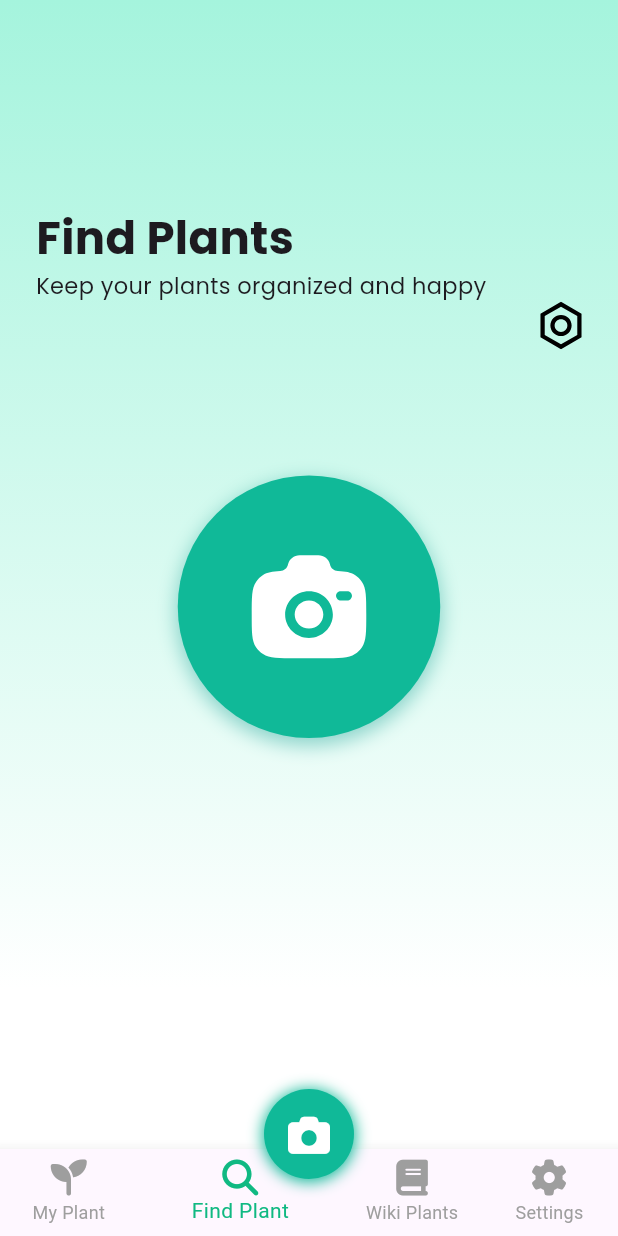
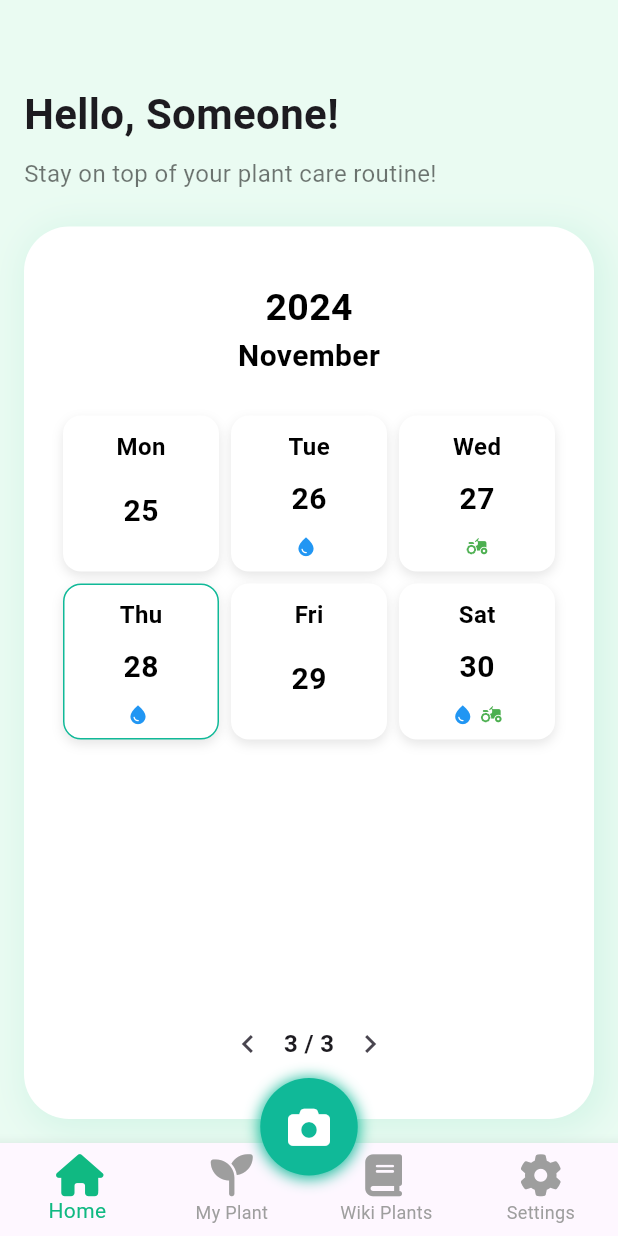
Before and after one commit to TI-3D/rawanaman, a Flutter app: the screen it shows once a user with an empty profile is signed in, on a phone screen of 412 x 824 dp. Run offline on Flutter 3.47's test engine with Material 3 defaults, Android fonts, the phone set to English and light mode, and no system bars; our stand-ins replace camera, cloud_firestore, firebase_auth, firebase_core, flutter_svg, font_awesome_flutter and 4 more; accounts and stored records are empty; generated files the repository leaves out were written again.

Commit message:
penambahan home page dan navbar

```diff
--- a/lib/main.dart
+++ b/lib/main.dart
@@ -12,7 +12,7 @@ import 'package:rawanaman/widgets/card_detail_myplants.dart';
 import 'package:rawanaman/widgets/card_full_sun_care.dart';
 import 'package:rawanaman/widgets/card_lesson_detail.dart';
 import 'package:rawanaman/widgets/card_plant_care_manual.dart';
-import 'package:rawanaman/pages/findplant_page.dart';
+import 'package:rawanaman/pages/home_page.dart';
 import 'package:rawanaman/pages/setting_page.dart';
 import 'package:rawanaman/widgets/card_diagnosa.dart';
 import 'package:rawanaman/widgets/card_scan_resultHealth.dart';
@@ -73,7 +73,7 @@ class MyApp extends StatelessWidget {
               documentId: 'documentId',
             ),
         '/lessonDetail': (context) => CardLessonDetail(),
-        '/find-plant': (context) => FindPlantPage(),
+        '/find-plant': (context) => HomePage(),
         '/cameraPage': (context) => CameraButton(),
         '/scanScreen': (context) => CardScanPict(),
         '/scanResult': (context) => CardResultScan(),
@@ -90,7 +90,7 @@ class MyApp extends StatelessWidget {
 class MainScreen extends StatefulWidget {
   final int initialIndex;
 
-  MainScreen({Key? key, this.initialIndex = 1}) : super(key: key);
+  MainScreen({Key? key, this.initialIndex = 0}) : super(key: key);
   @override
   _MainScreenState createState() => _MainScreenState();
 }
@@ -100,8 +100,8 @@ class _MainScreenState extends State<MainScreen> {
   late int _selectedIndex;
 
   final List<Widget> _pages = [
+    HomePage(),
     MyPlantsPage(),
-    FindPlantPage(),
     WikiPage(),
     SettingPage2(),
   ];
--- a/lib/pages/findplant_page.dart
+++ /dev/null
@@ -1,53 +0,0 @@
-import 'package:flutter/material.dart';
-import 'package:flutter_svg/flutter_svg.dart';
-import 'package:google_fonts/google_fonts.dart';
-import 'package:rawanaman/widgets/card_camerabutton.dart';
-
-class FindPlantPage extends StatelessWidget {
-  static const routeName = '/findplants';
-
-  @override
-  Widget build(BuildContext context) {
-    return Scaffold(
-      body: SingleChildScrollView(
-        child: Container(
-          margin: const EdgeInsets.fromLTRB(24, 72, 24, 20),
-          child: Column(
-            crossAxisAlignment: CrossAxisAlignment.start,
-            children: [
-              SizedBox(height: 65),
-              Text(
-                'Find Plants',
-                style: GoogleFonts.poppins(
-                  textStyle:
-                      TextStyle(fontSize: 30, fontWeight: FontWeight.bold),
-                ),
-              ),
-              Text(
-                'Keep your plants organized and happy',
-                style: GoogleFonts.poppins(
-                  textStyle: TextStyle(fontSize: 15),
-                ),
-              ),
-              Container(
-                child: Row(
-                  mainAxisAlignment: MainAxisAlignment.end,
-                  children: [
-                    GestureDetector(
-                      onTap: () {
-                        Navigator.pushNamed(context, '/settingPage');
-                      },
-                      child: SvgPicture.asset('assets/svgs/setting.svg'),
-                    ),
-                  ],
-                ),
-              ),
-              SizedBox(height: 84),
-              CameraButton()
-            ],
-          ),
-        ),
-      ),
-    );
-  }
-}
--- a/lib/pages/home_page.dart
+++ b/lib/pages/home_page.dart
@@ -0,0 +1,52 @@
+import 'package:flutter/material.dart';
+import 'package:intl/intl.dart';
+import 'package:rawanaman/widgets/card_calender.dart'; // Untuk format tanggal
+
+class HomePage extends StatefulWidget {
+  const HomePage({Key? key}) : super(key: key);
+
+  @override
+  State<HomePage> createState() => _HomePageState();
+}
+
+class _HomePageState extends State<HomePage> {
+  DateTime _focusedDay = DateTime.now(); // Tanggal fokus pada halaman ini
+
+  @override
+  Widget build(BuildContext context) {
+    return Scaffold(
+      backgroundColor:
+          const Color(0xFFEAFBF2), // Warna latar belakang hijau muda
+      body: Padding(
+        padding: const EdgeInsets.all(16.0),
+        child: Column(
+          crossAxisAlignment: CrossAxisAlignment.start,
+          children: [
+            const SizedBox(height: 40), // Padding atas
+            // Header
+            const Text(
+              "Hello, Someone!",
+              style: TextStyle(
+                fontSize: 28,
+                fontWeight: FontWeight.bold,
+              ),
+            ),
+            const SizedBox(height: 8),
+            const Text(
+              "Stay on top of your plant care routine!",
+              style: TextStyle(
+                fontSize: 16,
+                color: Colors.black54,
+              ),
+            ),
+            const SizedBox(height: 24),
+            // Kalender Realtime
+            Expanded(
+              child: CustomCalendar(), // Panggil widget kalender Anda
+            ),
+          ],
+        ),
+      ),
+    );
+  }
+}
--- /dev/null
+++ b/lib/widgets/card_calender.dart
@@ -0,0 +1,323 @@
+import 'package:flutter/material.dart';
+import 'package:intl/intl.dart';
+
+class CustomCalendar extends StatefulWidget {
+  const CustomCalendar({Key? key}) : super(key: key);
+
+  @override
+  State<CustomCalendar> createState() => _CustomCalendarState();
+}
+
+class _CustomCalendarState extends State<CustomCalendar> {
+  DateTime _focusedDay = DateTime.now(); // Tanggal saat ini
+  int _currentPageIndex = 0; // Indeks halaman untuk 12 hari per halaman
+
+  final List<String> _months = [
+    'January',
+    'February',
+    'March',
+    'April',
+    'May',
+    'June',
+    'July',
+    'August',
+    'September',
+    'October',
+    'November',
+    'December'
+  ];
+
+  @override
+  void initState() {
+    super.initState();
+    _setInitialPageIndex();
+  }
+
+  void _setInitialPageIndex() {
+    // Menghitung hari dalam bulan yang sedang aktif
+    DateUtils.getDaysInMonth(_focusedDay.year, _focusedDay.month);
+    final currentDay = _focusedDay.day;
+
+    // Menghitung halaman yang sesuai berdasarkan hari aktif (dengan asumsi 12 hari per halaman)
+    final pageIndex = ((currentDay - 1) / 12).floor();
+    setState(() {
+      _currentPageIndex = pageIndex;
+    });
+  }
+
+  @override
+  Widget build(BuildContext context) {
+    // Nama bulan dan tahun
+    final monthName = DateFormat.MMMM().format(_focusedDay);
+    final year = _focusedDay.year;
+
+    // Daftar hari dalam bulan
+    final daysInMonth =
+        DateUtils.getDaysInMonth(_focusedDay.year, _focusedDay.month);
+    final List<DateTime> days = List.generate(
+      daysInMonth,
+      (index) => DateTime(_focusedDay.year, _focusedDay.month, index + 1),
+    );
+
+    // 12 hari per halaman
+    final totalPages = (days.length / 12).ceil();
+    final startIndex = _currentPageIndex * 12;
+    final endIndex =
+        (startIndex + 12 > days.length) ? days.length : startIndex + 12;
+    final currentPageDays = days.sublist(startIndex, endIndex);
+
+    return Container(
+      decoration: BoxDecoration(
+        color: Colors.white,
+        borderRadius:
+            BorderRadius.circular(30), // Border radius pada container luar
+        boxShadow: [
+          BoxShadow(
+            color: Color(0xff10B982).withOpacity(0.1),
+            blurRadius: 20,
+            offset: const Offset(4, 4),
+            spreadRadius: 3,
+          ),
+        ],
+      ),
+      child: Padding(
+        padding: const EdgeInsets.all(26.0),
+        child: Column(
+          children: [
+            const SizedBox(height: 10),
+            // Header Kalender
+            Column(
+              mainAxisAlignment: MainAxisAlignment.center,
+              children: [
+                const SizedBox(width: 10),
+                GestureDetector(
+                  onTap: () async {
+                    final selectedYear = await showDialog<int>(
+                      context: context,
+                      builder: (context) => SimpleDialog(
+                        title: const Text('Select Year'),
+                        children: List.generate(
+                          20, // Rentang tahun (10 tahun)
+                          (index) => SimpleDialogOption(
+                            onPressed: () {
+                              Navigator.pop(
+                                  context, DateTime.now().year - 10 + index);
+                            },
+                            child: Text(
+                              '${DateTime.now().year - 10 + index}',
+                            ),
+                          ),
+                        ),
+                      ),
+                    );
+
+                    if (selectedYear != null) {
+                      setState(() {
+                        _focusedDay = DateTime(
+                          selectedYear,
+                          _focusedDay.month,
+                          1,
+                        );
+                        _currentPageIndex = 0;
+                      });
+                    }
+                  },
+                  // Tahun
+                  child: Text(
+                    "$year",
+                    style: const TextStyle(
+                      fontSize: 25,
+                      fontWeight: FontWeight.bold,
+                      color: Colors.black,
+                    ),
+                  ),
+                ),
+                GestureDetector(
+                  onTap: () async {
+                    final selectedMonth = await showDialog<int>(
+                      context: context,
+                      builder: (context) => SimpleDialog(
+                        title: const Text('Select Month'),
+                        children: List.generate(
+                          _months.length,
+                          (index) => SimpleDialogOption(
+                            onPressed: () {
+                              Navigator.pop(context, index + 1);
+                            },
+                            child: Text(_months[index]),
+                          ),
+                        ),
+                      ),
+                    );
+
+                    if (selectedMonth != null) {
+                      setState(() {
+                        _focusedDay = DateTime(
+                          _focusedDay.year,
+                          selectedMonth,
+                          1,
+                        );
+                        _currentPageIndex = 0;
+                      });
+                    }
+                  },
+                  // Bulan
+                  child: Text(
+                    monthName,
+                    style: const TextStyle(
+                      fontSize: 20,
+                      fontWeight: FontWeight.bold,
+                      color: Colors.black,
+                    ),
+                  ),
+                ),
+              ],
+            ),
+            SizedBox(height: 25),
+
+            // Kalender
+            Expanded(
+              child: GridView.builder(
+                gridDelegate: const SliverGridDelegateWithFixedCrossAxisCount(
+                  crossAxisCount: 3,
+                  mainAxisSpacing: 8,
+                  crossAxisSpacing: 8,
+                ),
+                itemCount: currentPageDays.length,
+                itemBuilder: (context, index) {
+                  final day = currentPageDays[index];
+                  final isToday = day.day == DateTime.now().day &&
+                      day.month == DateTime.now().month &&
+                      day.year == DateTime.now().year;
+
+                  // Menentukan nama hari
+                  final dayName = [
+                    "Sun",
+                    "Mon",
+                    "Tue",
+                    "Wed",
+                    "Thu",
+                    "Fri",
+                    "Sat"
+                  ][day.weekday % 7]; // Nama hari berdasarkan index
+
+                  // Logika dummy
+                  // Menentukan apakah hari ini penyiraman atau pemupukan
+                  final isWateringDay =
+                      day.day % 2 == 0; // Contoh logika penyiraman
+                  final isFertilizingDay =
+                      day.day % 3 == 0; // Contoh logika pemupukan
+
+                  return GestureDetector(
+                    onTap: () {
+                      setState(() {
+                        _focusedDay = day;
+                      });
+                    },
+                    child: Container(
+                      decoration: BoxDecoration(
+                        color: Colors.white, // Background tetap putih
+                        border: Border.all(
+                          color: isToday
+                              ? const Color(
+                                  0xFF10B998) // Warna border untuk hari ini
+                              : (day == _focusedDay
+                                  ? Colors
+                                      .blueAccent // Warna border untuk hari yang dipilih
+                                  : Colors
+                                      .transparent), // Tidak ada border untuk hari lainnya
+                        ),
+                        borderRadius: BorderRadius.circular(12),
+                        boxShadow: [
+                          BoxShadow(
+                            color: Colors.black.withOpacity(0.1),
+                            blurRadius: 6,
+                            offset: const Offset(0, 3),
+                          ),
+                        ],
+                      ),
+                      child: Padding(
+                        padding: const EdgeInsets.all(8.0),
+                        child: Column(
+                          mainAxisAlignment: MainAxisAlignment.spaceBetween,
+                          children: [
+                            // Nama Hari
+                            Text(
+                              dayName,
+                              style: TextStyle(
+                                fontSize: 16,
+                                fontWeight: FontWeight.bold,
+                                color: Colors.black,
+                              ),
+                            ),
+                            // Tanggal
+                            Text(
+                              "${day.day}",
+                              style: TextStyle(
+                                fontSize: 20,
+                                fontWeight: FontWeight.bold,
+                                color: Colors.black,
+                              ),
+                            ),
+                            // Ikon Penyiraman atau Pemupukan
+                            Row(
+                              mainAxisAlignment: MainAxisAlignment.center,
+                              children: [
+                                if (isWateringDay) ...[
+                                  Icon(Icons.water_drop,
+                                      color: Colors.blue, size: 15),
+                                  const SizedBox(width: 4),
+                                ],
+                                if (isFertilizingDay)
+                                  Icon(Icons.agriculture,
+                                      color: Colors.green, size: 15),
+                              ],
+                            ),
+                          ],
+                        ),
+                      ),
+                    ),
+                  );
+                },
+              ),
+            ),
+
+            // Tombol Navigasi Halaman
+            Row(
+              mainAxisAlignment: MainAxisAlignment.center,
+              children: [
+                IconButton(
+                  icon: const Icon(Icons.chevron_left),
+                  onPressed: () {
+                    if (_currentPageIndex > 0) {
+                      setState(() {
+                        _currentPageIndex--;
+                      });
+                    }
+                  },
+                ),
+                Text(
+                  "${_currentPageIndex + 1} / $totalPages",
+                  style: const TextStyle(
+                    fontSize: 16,
+                    fontWeight: FontWeight.bold,
+                  ),
+                ),
+                IconButton(
+                  icon: const Icon(Icons.chevron_right),
+                  onPressed: () {
+                    if (_currentPageIndex < totalPages - 1) {
+                      setState(() {
+                        _currentPageIndex++;
+                      });
+                    }
+                  },
+                ),
+              ],
+            ),
+          ],
+        ),
+      ),
+    );
+  }
+}
--- a/lib/widgets/navbar.dart
+++ b/lib/widgets/navbar.dart
@@ -15,27 +15,44 @@ class Navbar extends StatelessWidget {
 
   @override
   Widget build(BuildContext context) {
-    final double floatingButtonSize = 60; // Ukuran FloatingActionButton
+    final double floatingButtonSize = 65; // Ukuran FloatingActionButton
 
     return Stack(
       clipBehavior: Clip.none,
       children: [
         BottomNavigationBar(
+          type: BottomNavigationBarType.fixed, // Tata letak tetap
           items: const <BottomNavigationBarItem>[
             BottomNavigationBarItem(
-              icon: FaIcon(FontAwesomeIcons.seedling),
+              icon: SizedBox(
+                height: 28,
+                width: 28,
+                child: FaIcon(FontAwesomeIcons.home),
+              ),
+              label: 'Home',
+            ),
+            BottomNavigationBarItem(
+              icon: SizedBox(
+                height: 28,
+                width: 28,
+                child: FaIcon(FontAwesomeIcons.seedling),
+              ),
               label: 'My Plant',
             ),
             BottomNavigationBarItem(
-              icon: FaIcon(FontAwesomeIcons.magnifyingGlass),
-              label: 'Find Plant',
-            ),
-            BottomNavigationBarItem(
-              icon: FaIcon(FontAwesomeIcons.book),
+              icon: SizedBox(
+                height: 28,
+                width: 28,
+                child: FaIcon(FontAwesomeIcons.book),
+              ),
               label: 'Wiki Plants',
             ),
             BottomNavigationBarItem(
-              icon: FaIcon(FontAwesomeIcons.cog), // Ikon Settings
+              icon: SizedBox(
+                height: 28,
+                width: 28,
+                child: FaIcon(FontAwesomeIcons.cog),
+              ),
               label: 'Settings',
             ),
           ],
@@ -44,6 +61,9 @@ class Navbar extends StatelessWidget {
           unselectedItemColor: Colors.grey,
           onTap: onItemTapped,
           showUnselectedLabels: true,
+          selectedFontSize: 14, // Ukuran font label yang terpilih
+          unselectedFontSize: 12, // Ukuran font label yang tidak terpilih
+          iconSize: 28, // Ukuran ikon tetap
         ),
         Positioned(
           top: -floatingButtonSize / 1.5, // Posisi mengambang
--- a/pubspec.yaml
+++ b/pubspec.yaml
@@ -30,6 +30,7 @@ dependencies:
   google_generative_ai: ^0.4.6
   image: ^3.0.1
   http: ^1.2.2
+  table_calendar: ^3.1.2
 
 
 dev_dependencies:
```
Also changed, not shown: pubspec.lock.
